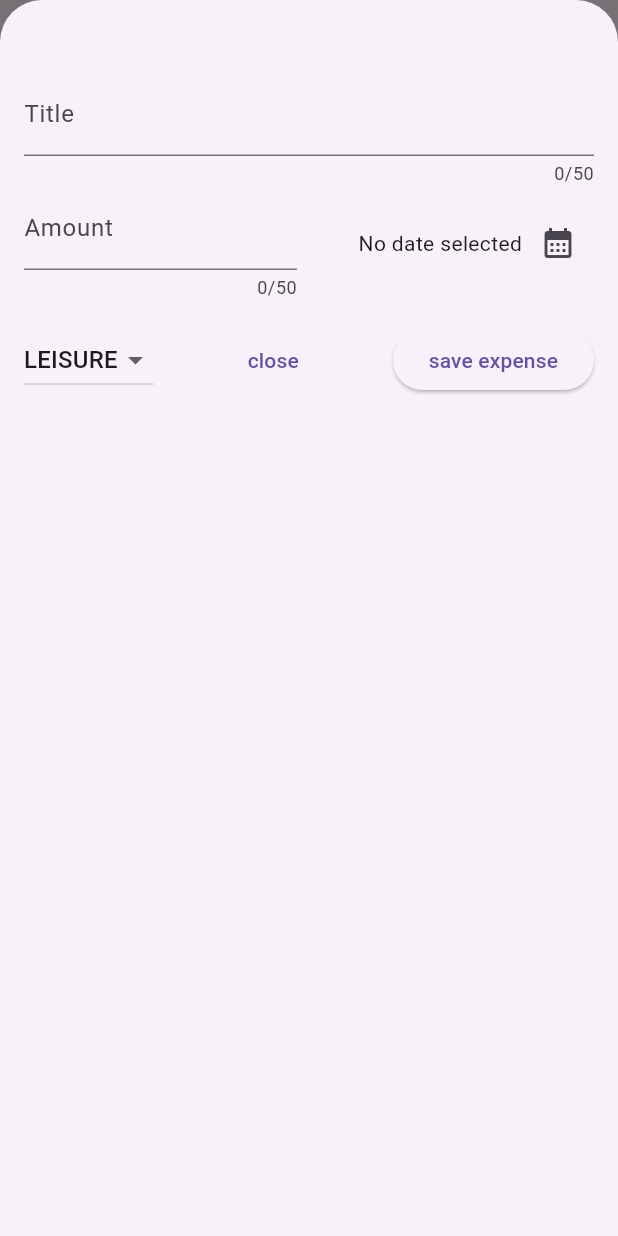
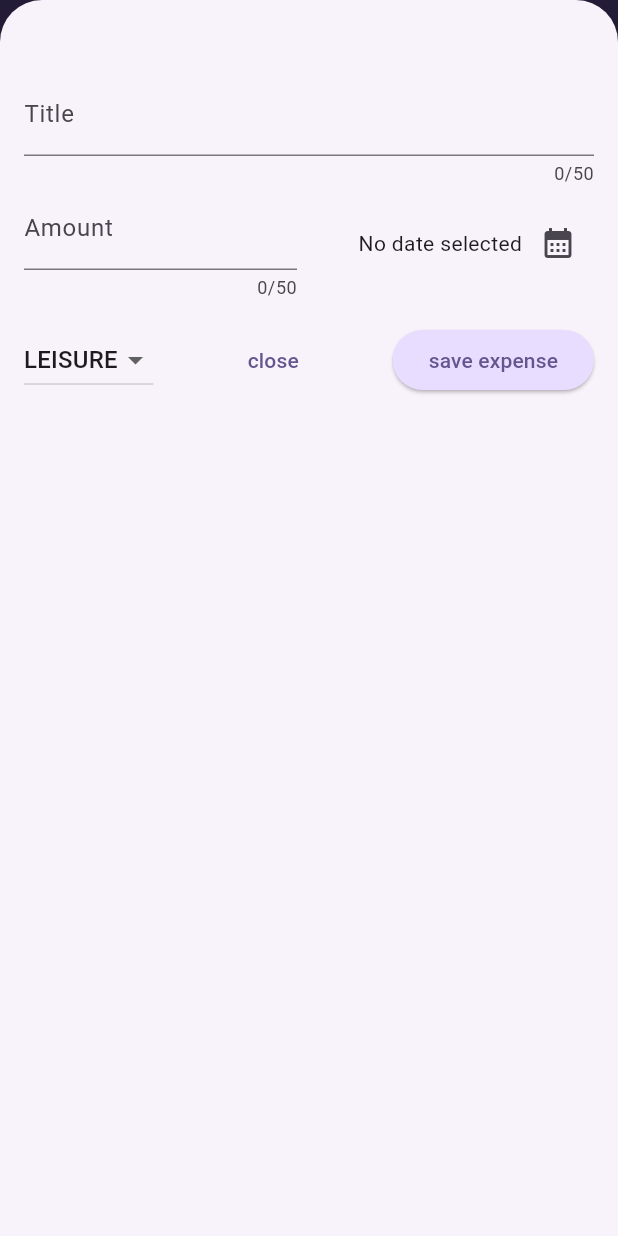
Before and after one commit to simplycodestudio/expenseTracker, a Flutter app: the screen it shows after launch, after a tap on the "add" icon, on a phone screen of 412 x 824 dp. Run offline on Flutter 3.47's test engine with Material 3 defaults, Android fonts, the phone set to English and light mode, and no system bars; missing offline and left inert: dart:ffi.

Commit message:
styling for light and dark mode

```diff
--- a/lib/main.dart
+++ b/lib/main.dart
@@ -1,10 +1,65 @@
 import 'package:expense_tracker/widgets/expenses.dart';
 import 'package:flutter/material.dart';
+
+var kColorScheme =
+    ColorScheme.fromSeed(seedColor: const Color.fromARGB(255, 96, 59, 181));
+
+var kDarkColorScheme = ColorScheme.fromSeed(
+  brightness: Brightness.dark,
+  seedColor: Color.fromARGB(255, 5, 99, 125),
+);
 
 void main() {
   runApp(
     MaterialApp(
-      theme: ThemeData(useMaterial3: true),
+      darkTheme: ThemeData.dark().copyWith(
+        useMaterial3: true,
+        colorScheme: kDarkColorScheme,
+        cardTheme: const CardTheme().copyWith(
+          color: kDarkColorScheme.secondaryContainer,
+          margin: const EdgeInsets.symmetric(
+            horizontal: 16,
+            vertical: 8,
+          ),
+        ),
+        // textTheme: ThemeData().textTheme.copyWith(
+        //       titleLarge: TextStyle(
+        //         fontWeight: FontWeight.bold,
+        //         color: kColorScheme.onSecondaryContainer,
+        //         fontSize: 16,
+        //       ),
+        //     ),
+        elevatedButtonTheme: ElevatedButtonThemeData(
+          style: ElevatedButton.styleFrom(
+              backgroundColor: kDarkColorScheme.primaryContainer,
+              foregroundColor: kDarkColorScheme.onPrimaryContainer),
+        ),
+      ),
+      theme: ThemeData().copyWith(
+        useMaterial3: true,
+        colorScheme: kColorScheme,
+        appBarTheme: AppBarTheme().copyWith(
+            backgroundColor: kColorScheme.onPrimaryContainer,
+            foregroundColor: kColorScheme.primaryContainer),
+        cardTheme: const CardTheme().copyWith(
+          color: kColorScheme.secondaryContainer,
+          margin: const EdgeInsets.symmetric(
+            horizontal: 16,
+            vertical: 8,
+          ),
+        ),
+        elevatedButtonTheme: ElevatedButtonThemeData(
+          style: ElevatedButton.styleFrom(
+              backgroundColor: kColorScheme.primaryContainer),
+        ),
+        textTheme: ThemeData().textTheme.copyWith(
+              titleLarge: TextStyle(
+                fontWeight: FontWeight.bold,
+                color: kColorScheme.onSecondaryContainer,
+                fontSize: 16,
+              ),
+            ),
+      ),
       home: Expenses(),
     ),
   );
--- a/lib/widgets/expenses_list/expenses_item.dart
+++ b/lib/widgets/expenses_list/expenses_item.dart
@@ -15,18 +15,24 @@ class ExpensesItem extends StatelessWidget {
           vertical: 16,
         ),
         child: Column(
+          crossAxisAlignment: CrossAxisAlignment.start,
           children: [
-            Text(expense.title),
+            Text(
+              expense.title,
+              style: Theme.of(context).textTheme.titleLarge,
+            ),
             SizedBox(height: 4),
             Row(
               children: [
                 Text('\$${expense.amount.toStringAsFixed(2)}'),
                 const Spacer(),
-                Row(children: [
-                  Icon(categoryIcons[expense.category]),
-                  const SizedBox(width: 8),
-                  Text(expense.formattedDate)
-                ],)
+                Row(
+                  children: [
+                    Icon(categoryIcons[expense.category]),
+                    const SizedBox(width: 8),
+                    Text(expense.formattedDate)
+                  ],
+                )
               ],
             )
           ],
--- a/lib/widgets/expenses_list/expenses_list.dart
+++ b/lib/widgets/expenses_list/expenses_list.dart
@@ -10,11 +10,17 @@ class ExpensesList extends StatelessWidget {
   final void Function(Expense expense) onRemoveExpense;
 
   @override
-  Widget build(BuildContext) {
+  Widget build(BuildContext context) {
     return ListView.builder(
       itemCount: expenses.length,
       itemBuilder: (ctx, index) => Dismissible(
         key: ValueKey(expenses[index]),
+        background: Container(
+          color: Theme.of(context).colorScheme.error.withAlpha(75),
+          margin: EdgeInsets.symmetric(
+            horizontal: Theme.of(context).cardTheme.margin!.horizontal,
+          ),
+        ),
         onDismissed: (direction) {
           onRemoveExpense(expenses[index]);
         },
```
